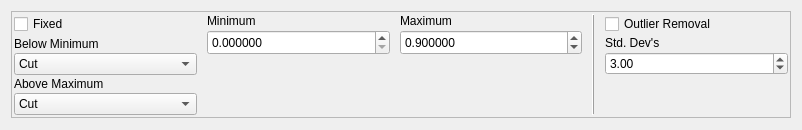
Before: the Qt Designer form crikit/ui/qt5/ui_GrayscaleImgInfoBar.ui in CCampJr/CRIkit2, drawn with Qt 5.
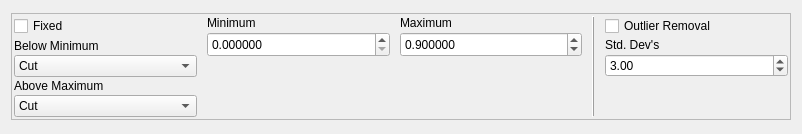
After: the same form once the commit is applied.

Commit message: Adjusted widget max height

What changed in the file:
```diff
--- a/crikit/ui/qt5/ui_GrayscaleImgInfoBar.ui
+++ b/crikit/ui/qt5/ui_GrayscaleImgInfoBar.ui
@@ -7,7 +7,7 @@
     <x>0</x>
     <y>0</y>
     <width>802</width>
-    <height>130</height>
+    <height>134</height>
    </rect>
   </property>
   <property name="windowTitle">
@@ -175,6 +175,9 @@
           <property name="decimals">
            <number>6</number>
           </property>
+          <property name="maximum">
+           <double>101.000000000000000</double>
+          </property>
           <property name="value">
            <double>0.900000000000000</double>
           </property>
```
Left out of the diff: 2 changed lines with no effect on the pictures. The commit also changes 1 other file.
